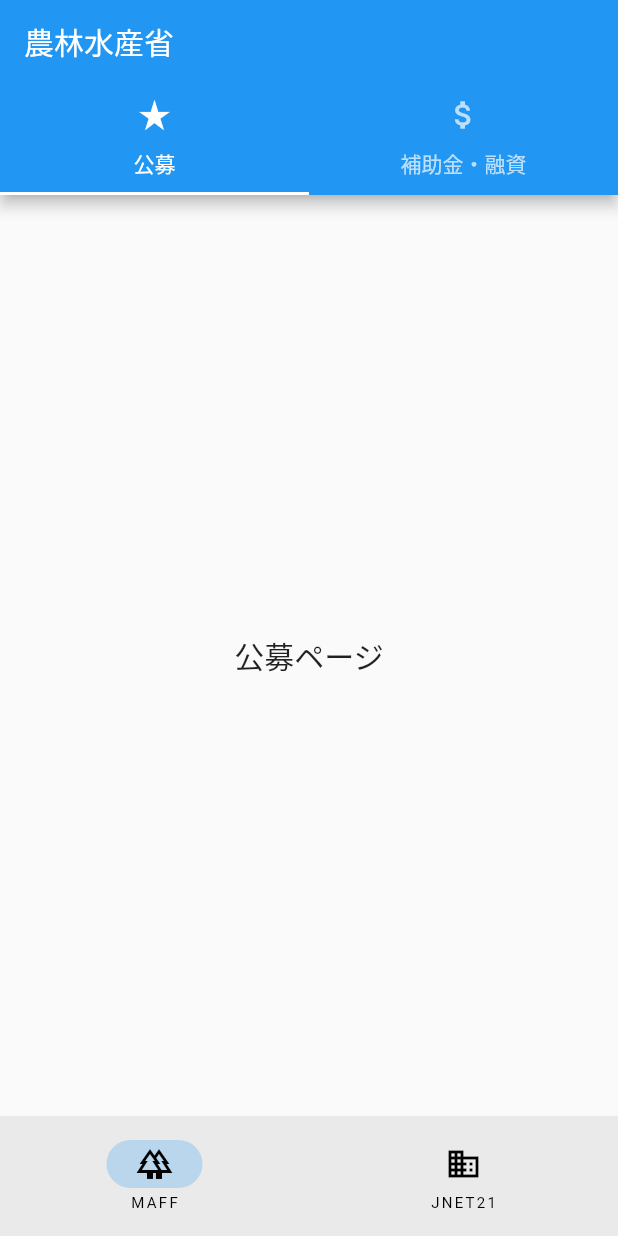
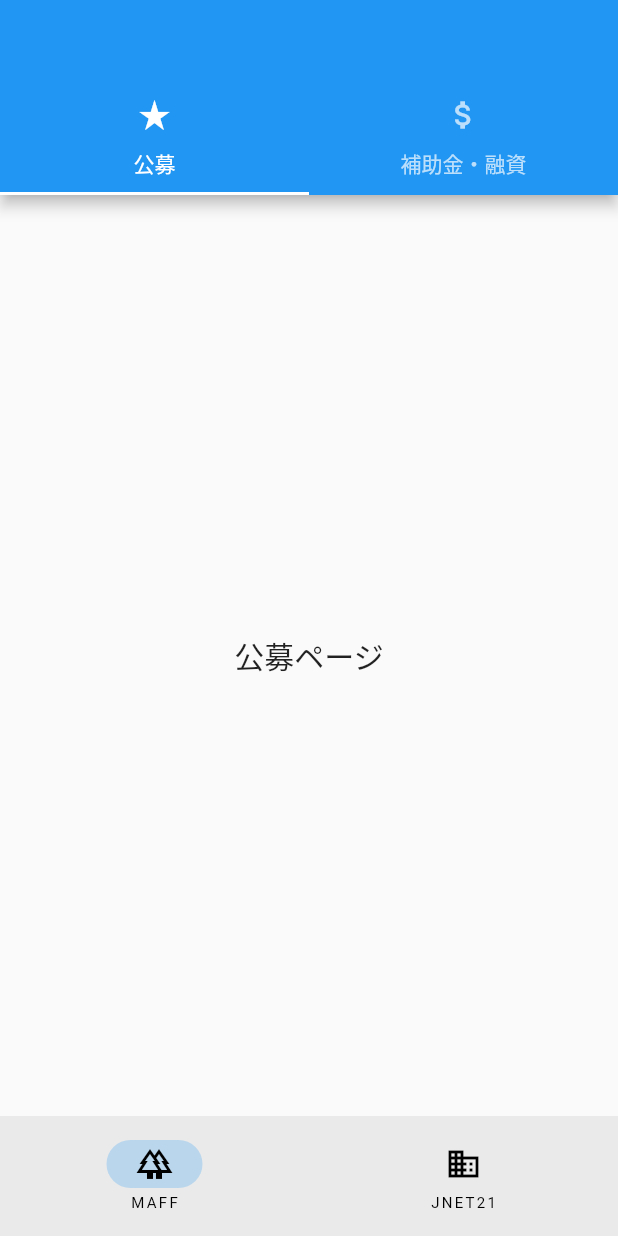
Before and after one commit to shoto-hatayama/fund_book, a Flutter app: the screen it shows after launch, on a phone screen of 412 x 824 dp. Run offline on Flutter 3.47's test engine with Material 2 defaults, Android fonts, the phone set to English and light mode, and no system bars.

Commit message:
引数からtitle削除

```diff
--- a/lib/View/maff/maff_wiget.dart
+++ b/lib/View/maff/maff_wiget.dart
@@ -5,9 +5,7 @@ import 'package:fund_book/View/bottomnavigationwidget.dart';
 import 'package:fund_book/View/jnet21/jnet21_widget.dart';
 
 class MaffWiget extends StatefulWidget {
-  const MaffWiget({super.key, required this.title});
-
-  final String title;
+  const MaffWiget({super.key});
 
   @override
   State<MaffWiget> createState() => _MaffWigetState();
@@ -38,7 +36,6 @@ class _MaffWigetState extends State<MaffWiget> {
       length: tabs.length,
       child: Scaffold(
         appBar: AppBar(
-          title: Text(widget.title),
           bottom: TabBar(tabs: tabs),
         ),
         body: page[_selectedIndex],
--- a/lib/main.dart
+++ b/lib/main.dart
@@ -15,7 +15,7 @@ class MyApp extends StatelessWidget {
       theme: ThemeData(
         primarySwatch: Colors.blue,
       ),
-      routes: {'/': (context) => const MaffWiget(title: '農林水産省')},
+      routes: {'/': (context) => const MaffWiget()},
     );
   }
 }
```
